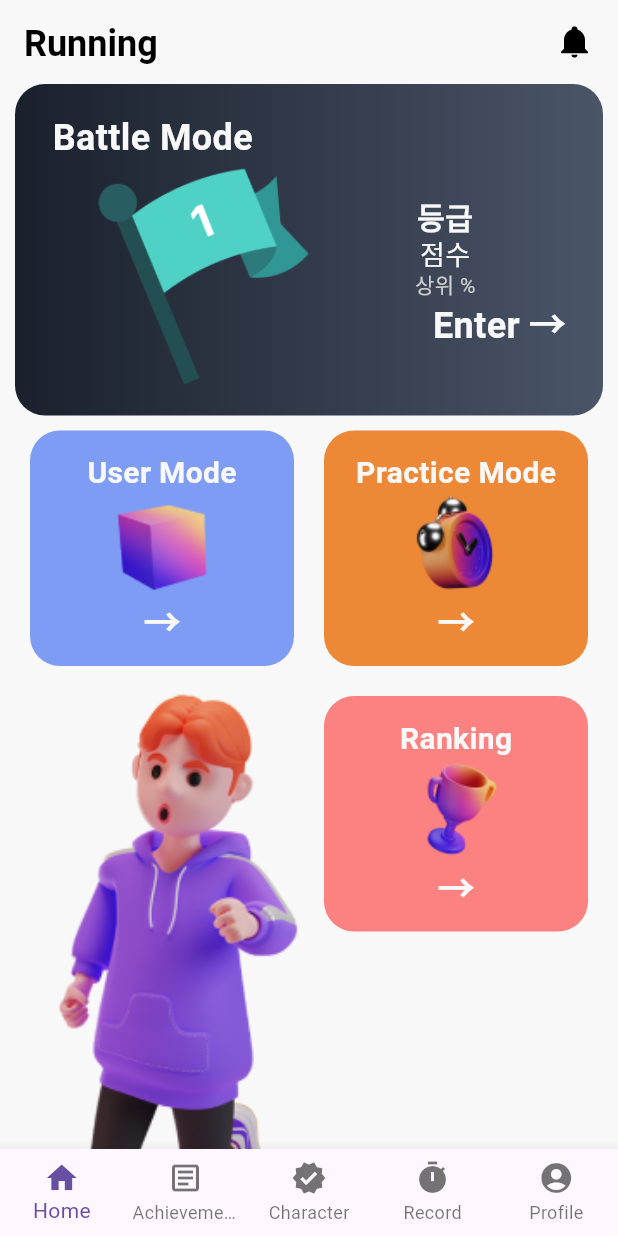
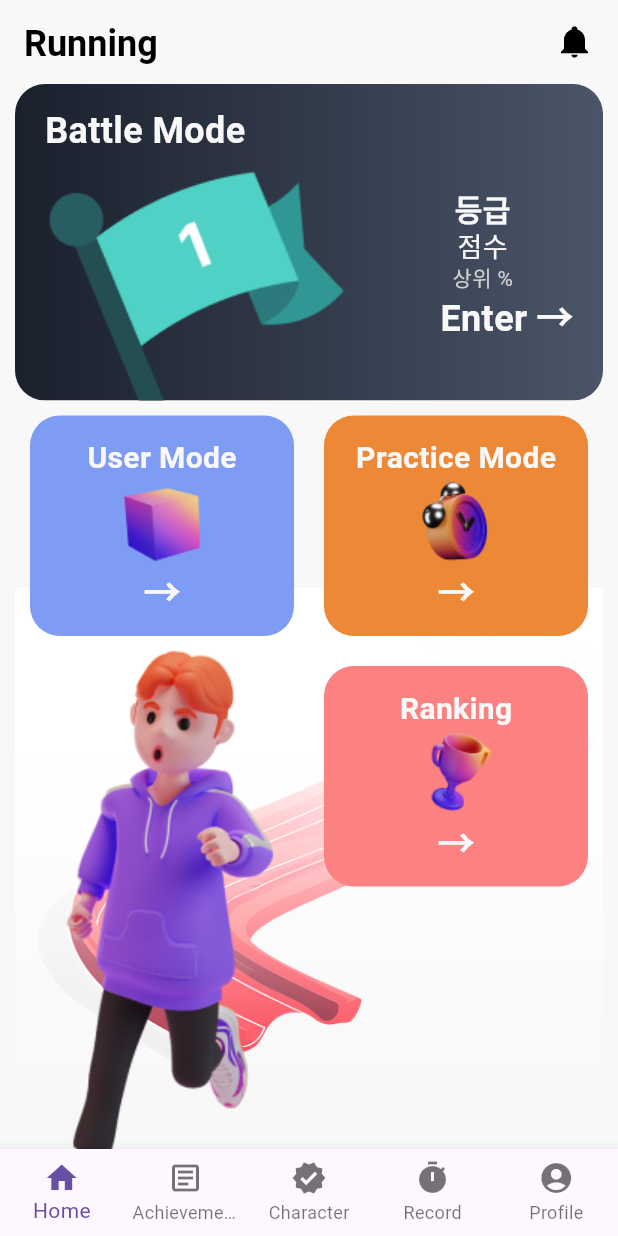
Before and after one commit to RunTime-SSAFY/RunTime, a Flutter app: the screen it shows after launch, on a phone screen of 412 x 824 dp. Run offline on Flutter 3.47's test engine with Material 3 defaults, Android fonts, the phone set to English and light mode, and no system bars; our stand-ins replace flutter_riverpod, flutter_svg; Roboto replaces fonts that are missing (Pretendard).

Commit message:
[Design] 메인 화면 디자인 변경에 따른 수정

```diff
--- a/front_android/lib/src/view/runMain/run_view.dart
+++ b/front_android/lib/src/view/runMain/run_view.dart
@@ -4,8 +4,8 @@ import 'package:front_android/src/service/theme_service.dart';
 import 'package:front_android/src/theme/components/app_icon.dart';
 import 'package:front_android/src/theme/components/bottom_navigation.dart';
 import 'package:front_android/src/theme/components/png_image.dart';
-import 'package:front_android/src/view/runMain/widget/battle_mode_button.dart';
-import 'package:front_android/src/view/runMain/widget/run_main_button.dart';
+import 'package:front_android/src/view/runMain/widgets/battle_mode_button.dart';
+import 'package:front_android/src/view/runMain/widgets/run_main_button.dart';
 import 'package:front_android/util/lang/generated/l10n.dart';
 import 'package:front_android/util/route_path.dart';
 
@@ -33,10 +33,26 @@ class RunMainView extends ConsumerWidget {
         padding: const EdgeInsets.symmetric(
           horizontal: 10,
         ),
-        child: Column(
+        child: Stack(
+          children: [
+            Positioned(
+              bottom: 0,
+              child: PngImage(
+                image: 'trackImage',
+                size: MediaQuery.of(context).size.width,
+              ),
+            ),
+            const Positioned(
+              top: 370,
+              left: 0,
+              child: PngImage(
+                image: 'main_run_image',
+              ),
+            ),
+            Column(
+              mainAxisAlignment: MainAxisAlignment.spaceAround,
               children: [
                 const BattleModeButton(),
-            const Spacer(),
                 Row(
                   children: [
                     Expanded(
@@ -55,11 +71,10 @@ class RunMainView extends ConsumerWidget {
                     ),
                   ],
                 ),
-            const Spacer(),
                 Row(
                   crossAxisAlignment: CrossAxisAlignment.start,
                   children: [
-                const Expanded(child: PngImage(image: 'main_run_image')),
+                    const Spacer(),
                     Expanded(
                       child: RunMainButton(
                         S.current.ranking,
@@ -69,6 +84,9 @@ class RunMainView extends ConsumerWidget {
                     )
                   ],
                 ),
+                const Spacer()
+              ],
+            ),
           ],
         ),
       ),
--- a/front_android/lib/src/view/runMain/widget/battle_mode_button.dart
+++ /dev/null
@@ -1,98 +0,0 @@
-import 'package:flutter/cupertino.dart';
-import 'package:flutter/material.dart';
-import 'package:flutter/widgets.dart';
-import 'package:flutter_riverpod/flutter_riverpod.dart';
-import 'package:front_android/src/service/theme_service.dart';
-import 'package:front_android/src/theme/components/png_image.dart';
-import 'package:front_android/util/lang/generated/l10n.dart';
-import 'package:front_android/util/route_path.dart';
-
-class BattleModeButton extends ConsumerWidget {
-  const BattleModeButton({super.key});
-
-  @override
-  Widget build(BuildContext context, WidgetRef ref) {
-    return GestureDetector(
-      onTap: () => {
-        Navigator.pushNamed(
-          context,
-          RoutePath.battleMatching,
-        ),
-      },
-      child: Row(
-        mainAxisAlignment: MainAxisAlignment.center,
-        children: [
-          Expanded(
-            child: Container(
-              padding: const EdgeInsets.symmetric(
-                vertical: 20,
-                horizontal: 25,
-              ),
-              decoration: BoxDecoration(
-                  borderRadius: BorderRadius.circular(20),
-                  gradient: LinearGradient(
-                    begin: Alignment.centerLeft,
-                    end: Alignment.centerRight,
-                    colors: [
-                      ref.color.battleMode1,
-                      ref.color.battleMode2,
-                    ],
-                  )),
-              child: Column(
-                crossAxisAlignment: CrossAxisAlignment.start,
-                children: [
-                  Text(
-                    S.current.battleMode,
-                    style: ref.typo.headline1,
-                  ),
-                  Row(
-                    children: [
-                      const SizedBox(
-                        height: 150,
-                        child: PngImage(
-                          image: 'pro_1',
-                          size: 200,
-                        ),
-                      ),
-                      const Spacer(),
-                      Column(
-                        crossAxisAlignment: CrossAxisAlignment.end,
-                        children: [
-                          Padding(
-                            padding: const EdgeInsets.only(right: 60),
-                            child: Column(
-                              children: [
-                                Text(
-                                  '등급',
-                                  style: ref.typo.headline2,
-                                ),
-                                Text(
-                                  '점수',
-                                  style: ref.typo.subTitle2,
-                                ),
-                                Text(
-                                  '상위 %',
-                                  style: ref.typo.body2.copyWith(
-                                    color: ref.color.lightText,
-                                  ),
-                                )
-                              ],
-                            ),
-                          ),
-                          Text(
-                            '${S.current.enter} →',
-                            style: ref.typo.headline1,
-                          ),
-                        ],
-                      ),
-                    ],
-                  )
-                ],
-              ),
-            ),
-          )
-        ],
-      ),
-    );
-  }
-}
--- /dev/null
+++ b/front_android/lib/src/view/runMain/widgets/battle_mode_button.dart
@@ -0,0 +1,110 @@
+import 'package:flutter/cupertino.dart';
+import 'package:flutter/material.dart';
+import 'package:flutter/widgets.dart';
+import 'package:flutter_riverpod/flutter_riverpod.dart';
+import 'package:front_android/src/service/theme_service.dart';
+import 'package:front_android/src/theme/components/png_image.dart';
+import 'package:front_android/util/lang/generated/l10n.dart';
+import 'package:front_android/util/route_path.dart';
+
+class BattleModeButton extends ConsumerWidget {
+  const BattleModeButton({super.key});
+
+  @override
+  Widget build(BuildContext context, WidgetRef ref) {
+    return GestureDetector(
+      onTap: () => {
+        Navigator.pushNamed(
+          context,
+          RoutePath.battleMatching,
+        ),
+      },
+      child: Row(
+        mainAxisAlignment: MainAxisAlignment.center,
+        children: [
+          Expanded(
+            child: ClipRRect(
+              child: Container(
+                padding: const EdgeInsets.symmetric(
+                  vertical: 5,
+                  horizontal: 10,
+                ),
+                decoration: BoxDecoration(
+                    borderRadius: BorderRadius.circular(20),
+                    gradient: LinearGradient(
+                      begin: Alignment.centerLeft,
+                      end: Alignment.centerRight,
+                      colors: [
+                        ref.color.battleMode1,
+                        ref.color.battleMode2,
+                      ],
+                    )),
+                child: Padding(
+                  padding: const EdgeInsets.all(10),
+                  child: Column(
+                    crossAxisAlignment: CrossAxisAlignment.start,
+                    children: [
+                      Text(
+                        S.current.battleMode,
+                        style: ref.typo.headline1,
+                      ),
+                      Row(
+                        children: [
+                          SizedBox(
+                            height: 150,
+                            child: Transform.scale(
+                              scale: 1.4,
+                              child: Transform.translate(
+                                offset: const Offset(0, 25),
+                                child: const PngImage(
+                                  image: 'pro_1',
+                                  size: 200,
+                                ),
+                              ),
+                            ),
+                          ),
+                          const Spacer(),
+                          Column(
+                            crossAxisAlignment: CrossAxisAlignment.end,
+                            children: [
+                              Padding(
+                                padding: const EdgeInsets.only(right: 40),
+                                child: Column(
+                                  crossAxisAlignment: CrossAxisAlignment.center,
+                                  children: [
+                                    Text(
+                                      '등급',
+                                      style: ref.typo.headline2,
+                                    ),
+                                    Text(
+                                      '점수',
+                                      style: ref.typo.subTitle2,
+                                    ),
+                                    Text(
+                                      '상위 %',
+                                      style: ref.typo.body2.copyWith(
+                                        color: ref.color.lightText,
+                                      ),
+                                    )
+                                  ],
+                                ),
+                              ),
+                              Text(
+                                '${S.current.enter} →',
+                                style: ref.typo.headline1,
+                              ),
+                            ],
+                          ),
+                        ],
+                      )
+                    ],
+                  ),
+                ),
+              ),
+            ),
+          )
+        ],
+      ),
+    );
+  }
+}
--- a/front_android/lib/src/view/runMain/widget/run_main_button.dart
+++ b/front_android/lib/src/view/runMain/widgets/run_main_button.dart
@@ -1,3 +1,4 @@
+import 'package:flutter/cupertino.dart';
 import 'package:flutter/material.dart';
 import 'package:flutter/widgets.dart';
 import 'package:flutter_riverpod/flutter_riverpod.dart';
@@ -38,7 +39,7 @@ class RunMainButton extends ConsumerWidget {
             ),
             PngImage(
               image: modeRoute,
-              size: 70,
+              size: 60,
             ),
             Text(
               '→',
```
Also changed, not shown: front_android/assets/images/main_run_image.png, front_android/assets/images/trackImage.png (added). Lines whose indentation alone changed are shown as unchanged.
